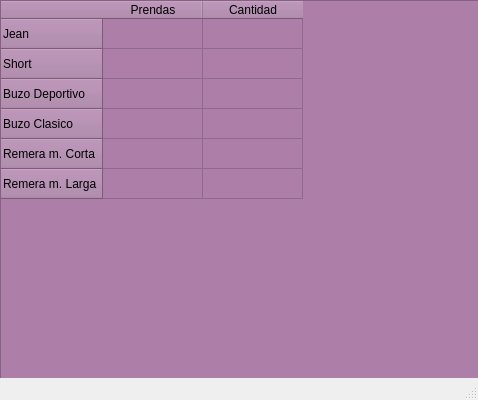
MateMar04/TP-Martia, file lista.ui: the form before one commit.
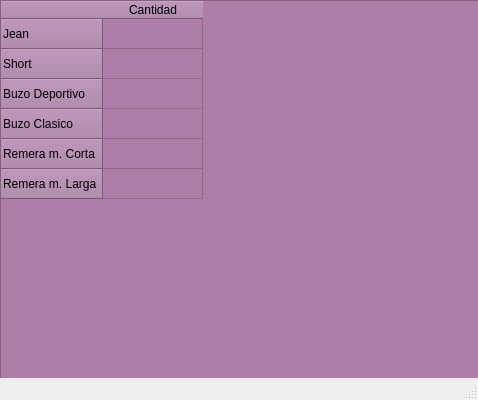
The form after the commit.

Commit message: rehaciendo ventana lista

The edit to the form file:
```diff
--- a/lista.ui
+++ b/lista.ui
@@ -57,11 +57,6 @@
       <string>Remera m. Larga</string>
      </property>
     </row>
-    <column>
-     <property name="text">
-      <string>Prendas</string>
-     </property>
-    </column>
     <column>
      <property name="text">
       <string>Cantidad</string>
```
